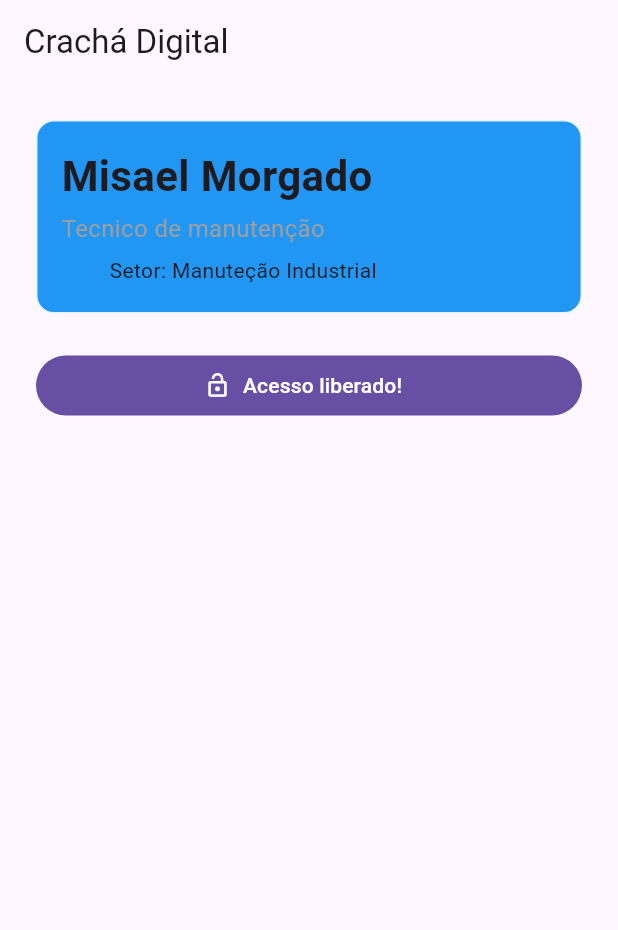
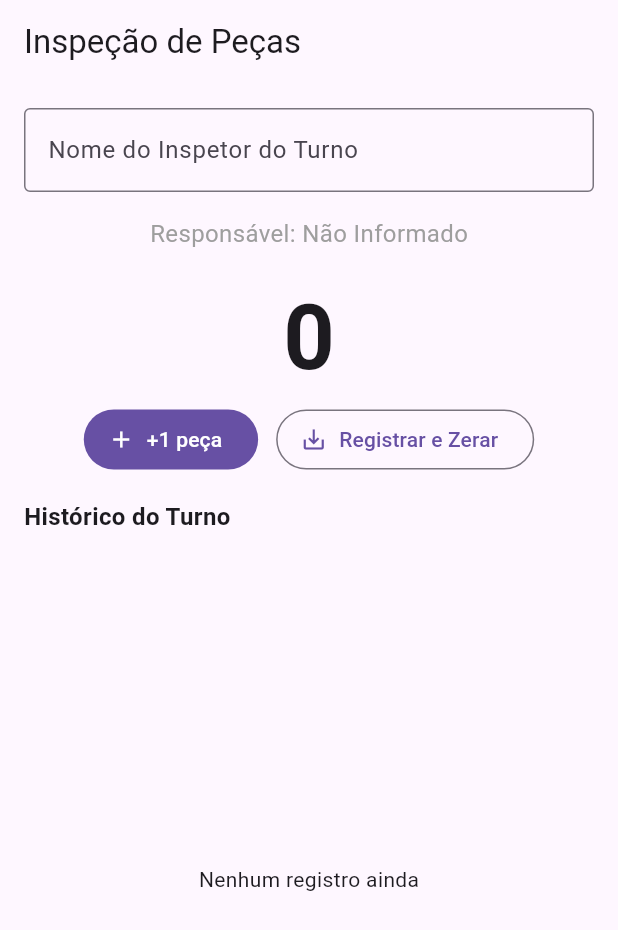
Before and after one commit to MisaelBM/projeto_cracha, a Flutter app: the screen it shows after launch, on a phone screen of 412 x 824 dp. Shown: the top 930 px of the screen. Run offline on Flutter 3.47's test engine with Material 3 defaults, Android fonts, the light colour scheme and no system bars.

Commit message:
att de contador de inspeção

```diff
--- a/lib/main.dart
+++ b/lib/main.dart
@@ -1,124 +1,177 @@
 import 'package:flutter/material.dart';
-// Importa o pacote do Flutter que traz os widgets:
-// MaterialApp, Scaffold, AppBar, Text e entre outros.
-// Sem esse import nenhum desses widgets existirá no arquivo.
 
-void main(){
-  // Ponto de Entrada do programa dart (primeira função a ser sexecutada) quando o app roda
-  runApp(const CrachaApp());
-  // runAPP liga o motor do Flutter para entregar o widget raíz (CrachaApp) que será desenhado na tela.
-  // O Const especifica que o widget pode ser construido em tempo de compilação.
+void main() {
+  runApp(const ContadorApp());
 }
-class CrachaApp extends StatelessWidget{
-  // Extends Statelesswidget signifca que a classe herda o comportamento de um widget 'sem memória'.
-  // Ele desce a tela, mas não guarda nehum dado que muda sozinho, porque nome ou cargo são fixos durante o uso do app.
-  const CrachaApp({super.key});
-  // Construtor da Classe. 'super.key' repassa o parâmetro key para a classe pai para identificar o widget dentro da árvore.
-  // Exemplo: Imagine que você tem uma lista de tarefas na tela do celular e decide apagar a primeira tarefa.
-  // Como o Flutter sabe qual tarefa ele deve destruir e quais manter? Ele sabe porque cada widget tem uma 'key que é única'
+
+class ContadorApp extends StatelessWidget {
+  // Essa classe é só uma casca de configuração do app
+  // Ela não guarda nenhum dado
+  const ContadorApp({super.key});
+
   @override
-  // Avisa ao compiulador: este método já existe na classe pai.
-  // (StatellessWidget) e estou reescrevendo o comportamento dele.
   Widget build(BuildContext context) {
-    // build() é o méotod obrigatório chamado pelo Flutter para desenhar a interface.
-    // Recebe um BuildContex (o 'endereço' deste widget na árvore e deve retornar o widget pronto).
+    // Monta e devolve a configuração geral do App
     return MaterialApp(
-      // Wdiget raíz que congiura o aplicativo inteiro! tema, título, tela inicial, e o visual.
       debugShowCheckedModeBanner: false,
-      // Remove a faixa vermleha 'DEBUG' do canto da tela - só estética.
-      title: 'Crachá Digital',
-      // Título interno do APP, não aparece na tela.
-      home: Scaffold(
-        // Home define a tela real do app. Scaffold cria o esqueleto padrão, que já reserva espaço para AppBar e corpo, por exemplo.
+      title: "Contador de inspeção",
+      // Titulo interno do app
+      home: const TelaContador(),
+      // A tela inicial do app é o Widget TelaContador, definido logo abaixo.
+    );
+  }
+}
+
+class TelaContador extends StatefulWidget {
+  // Isso é novo em relação ao projeto (Crachá)
+  // Agora, a tela precisa lembrar de dados que mudam
+  // a contagem, o nome digitado, o histórico. Esta classe ainda não está guardando nada sozinha, mas ela já declara que existe um state associado a ela.
+  const TelaContador({super.key});
+
+  @override
+  State<TelaContador> createState() => _TelaContadorState();
+  // createState é o método que o Flutter chama para criar o objeto de estado ligado a este widget.
+
+}
+
+class _TelaContadorState extends State<TelaContador>{
+  // Esta é a classe que efetivamente guarda os dados que podem mudar durante o uso do app. Funciona como um cofre que entre um reconstrução e outra das tela.
+  int _pecasAprovadas = 0;
+  // Variável que guarda a contagem atual de peças aprovadas
+  final _nomeController = TextEditingController();
+  // TextEditingController é a ponte entre o que aparece na tela e o nosso código dart. Guarda o texto digitado e o permite lê-lo a qualquer momento em "nomeController.text". O final é pq o Controller em si nunca muda, quem muda é o texto dentro dele.
+  final List<String>_resgistros = [];
+  // Lista vazia de textos que vai guardar o histórico de registros de inspeção fechados no turno.
+  void _aprovarPeca() {
+    // Funçao chamada toda vez que o botão "+1 peça" é tocado pelo usuário
+    setState(() {
+      // Sempre que um dado do state muda, esta alteração precisa ocorrer dentro do SetState para que o Flutter saiba que precisa redesenhar a tela com o novo valor.
+      _pecasAprovadas ++;
+      // Incrementa a contagem de peças em 1 unidade.
+
+    });
+  }
+
+  void _registrarEZerar() {
+    // Funçar chamada quendo o botão "registrar e zerar" é tocado pelo usuário
+    final nome = _nomeController.text.trim().isEmpty ? "Sem nome" : _nomeController.text.trim();
+    // Operador ternário (condição ? valorVerdadeiro : valorFalso)
+    //.trim remove espaços em branco do texto
+    // Se, depois disso, o texto estiver vazio, usamos "não informado"; senão, usamos o nome digitado.
+    setState(() {
+      // Denovo , toda mudança do State entra no Set State
+      _resgistros.add('$nome - $_pecasAprovadas peça(s)');
+      // Monta um texto combinando o nome e a contagem atual
+      _pecasAprovadas = 0;
+      // Zera o contador, para o inspetor começa a contar o próximo lote de pecas;
+    });
+  }
+
+  @override
+  void dispose() {
+    // Dispose é chamado pelo flutetr quando a tela é removida quando a tela removida da árvore de widgets, ou seja, quando o usuário sai da tela
+    _nomeController.dispose();
+    // Libera os recursos do recurso (evita deixar memória alocada / em uso)
+    super.dispose();
+    // Chama a implementação original / nativa do sispose da classe pai. Deve ser a sempre última linha da função dispose, para garantir que tudo seja limpo corretamente
+  }
+
+  @override
+  Widget build(BuildContext context) {
+    // Monta e desenvolve a árvore de widgets que representa a tela no estado ATUAL (com os valores atuais de _pecasAprovadas, nomeController.text e _registros)
+    return Scaffold(
+      // Esqueleto padrão de uma tela do Flutter
       appBar: AppBar(
-          // Região Fixa no topo da tela.
-          title: const Text('Crachá Digital'),
-          // Texto exibido dentro da AppBar, cosnt porque nunca vai mudar.
-          // Então Flutter pode reaproveitar esse widget sem criar o título a cada 'redesenho'.
+        title: Text("Inspeção de Peças")
+        // Título fixo da barra do topo da tela
       ),
       body: Padding(
-          // Body é a região principal da página, abaixo de AppBar.
-          // Padding cria espaço interno ao redor do seu conteúdo.
-          padding: const EdgeInsets.all(24),
-          // 24 Pixels de 'respiro' nos 4 lados, entre a borda da tela e o conteúdo.
+        // Corpo da tela com espaçamento interno ao redor de todo o elemento
+        padding: const EdgeInsets.all(16.0),
         child: Column(
-            // Column empilha seus filhos verticalmente. primeiro o cartão do crachá, depois o botão.
-            crossAxisAlignment: CrossAxisAlignment.stretch,
-            // Controla o eixo da coluna horizontal. 'Stretch' faz cada filho ocupar toda a largura disponivel.
-            //É por isso que o cartão e o botão vão preencher a largura da tela, em vez de ficarem do tamanho especifico de seu conteudo.
+          // Organiza todo o conteúdo da tela verticalmente
           children: [
-              // Aqui faremos a lista de filhos da coluna
-              Container(
-                // Container é a "caixa" que dará a aparencia de cartão ao conjunto de textos
-                padding: const EdgeInsets.all(16),
-                //Espaco interno do container. distancia entre a borda do cartao e o conteudo dentro
-                decoration: BoxDecoration(
-                  // Cuida da aparencia da caixa
-                  color: Colors.blue,
-                  // Pinta o fundo do conteiner
-                  borderRadius: BorderRadius.circular(12),
-                  // Arredonda os 4 cantos do container com um raio de 12 pixels
-                  border: Border.all(color: Colors.blue.shade50),
-                  //Desenha um contorno fino ao redor do conteiner
+            TextField(
+              // Campo de texto onde o inspetor digita o nome dele
+              controller: _nomeController,
+              // Liga este compo ao controller declarado anteriormente, é assim que conseguimos ler o texto digitado
+              decoration: const InputDecoration(
+                labelText: "Nome do Inspetor do Turno",
+                border: OutlineInputBorder(),
+                // Desenha um controno ao redor da caixa de texto
               ),
-                child: const Column(
-                  // O container tmb so aceita um filho - aqui, uma column propia, local a este cartao
-                  // Const pq nada aqui dentro vai mudar em tempo de execucao
-                  crossAxisAlignment: CrossAxisAlignment.start,
-                  //dentro do cartao, o alinhamento a esquerda - uma column diferente pode ter configuracao diferente da colunm externa
+              onChanged: (text) {
+                // onChanged é chamado pelo Flutter toda vez que o usuário digita ou apagua um caracter.
+                setState(() {
+                  // Chamamos o setState com um bloco vazio só para forçar a tela a se redezenhar. O dado em si só não mudoum só foi atualizado pelo controller, só precisamos avisar o Flutter para reler esse valor no Text logo abaixo.
+
+                });
+              },
+            ),
+            const SizedBox(height: 16),
+            // Espaço vertical entre o compo de texto e a linha de responsável
+
+            Text(
+              _nomeController.text.trim().isEmpty ? "Responsável: Não Informado" : "Responsável: ${_nomeController.text.trim()}",
+              // Se o compo ainda está vazio, mostramos um aviso, senão mostramos o nome digitado - interpolado dentro do texto com ${}.
+              style: const TextStyle(fontSize: 16, color: Colors.grey),
+            ),
+
+            const SizedBox(height: 16),
+
+            Text(
+              '$_pecasAprovadas',
+              style: const TextStyle(fontSize: 60, fontWeight: FontWeight.bold),
+              // Fonte bem grande e em negrita, para destacar o texto
+            ),
+
+            Row(
+              // Linha horizontal com dois botões
+              mainAxisAlignment: MainAxisAlignment.center,
+              // Centraliza os botões no eixo principal da Row (horizontal)
               children: [
-                    //Faremos a lista de filhos da coluna
-                    Text('Misael Morgado', style: TextStyle(
-                      fontSize: 28,
-                      // tamanho da fonte em pixels - bem grande
-                      fontWeight: FontWeight.bold,
+                FilledButton.icon(
+                  // Este é um estilo de botão já preenchido, será aprovado para aprovar a peça
+                  onPressed: _aprovarPeca,
+                  // Quando tocado o botão chama a função AprovarPeca, essa é uma forma curta/abreviada de escrever: onPressed: (){_aprovarPeca();}
+                  icon: const Icon(Icons.add),
+                  label: const Text("+1 peça")
+                ),
+                const SizedBox(width: 12),
+
+                OutlinedButton.icon(
+                  onPressed: _registrarEZerar,
+                  icon: const Icon(Icons.save_alt),
+                  label: const Text("Registrar e Zerar"),
+                ),
+              ],
+            ),
+            const SizedBox(height: 16),
+            const Align(
+              alignment: Alignment.centerLeft,
+              child: Text(
+                "Histórico do Turno",
+                style: TextStyle(fontSize: 16, fontWeight: FontWeight.bold),
               ),
             ),
-                    SizedBox(height: 4),
-                    //Widget invisivel que adiciona um espaco vertical de 4 pixels entre nome e o cargo
-                    Text('Tecnico de manutenção',
-                      style: TextStyle(fontSize: 16, color: Colors.grey),
-                    ),
-                    SizedBox(height: 4),
-                    //Widget invisivel que adiciona um espaco vertical de 4 pixels entre cargo e o resto da column
-                    Row(
-                      //Row organiza seus filhos lado a lado, nahorizontal, difrente da column
-                      children: [
-                        Icon(Icons.factory, color: Colors.blue),
-                        //icon e apenas um desenho vetorial da biblioteca material
-                        //puramente visual. Aqui um icone da frabica
-                        SizedBox(width: 8),
-                        //Dentro da row, sizedbox(width:) cria um espaço horizontal entre o icone e o texto
-                        Text('Setor: Manuteção Industrial'),
-                        //Texto final da row
-                      ],
-                    )
-                  ],
-                )
-              ),
-              const SizedBox(height: 24),
-              //Espaço vertical entre o cartão e o botão
-              FilledButton.icon(
-                //Tipo de botão que já etá preenchido icone + texto, lado a lado sem precisar montar uma row manual para ele
-                onPressed: (){
-                  //Ação de callback executada toda vez que o botão é tocado
-                  //Aqui usamos uma função anônima
-                  ScaffoldMessenger.of(context).showSnackBar(
-                    // Context é o endereço deste widget denro da arvore
-                    //.showSnackBar pede para esse scarffold exibir um aviso
-                    const SnackBar(
-                      //Snackbar é o aviso que desliza na parte inferior, mostra a mensagem por alguns segundos
-                      content: Text('Acesso Liberado!')
+            const SizedBox(height: 8),
+            Expanded(
+              child: _resgistros.isEmpty
+                  ? const Center(child: Text("Nenhum registro ainda"))
+                  : ListView.builder(
+                      itemCount: _resgistros.length,
+                      itemBuilder: (context, index) {
+                        return Card(
+                          child: ListTile(
+                            leading: const Icon(Icons.history),
+                            title: Text(_resgistros[index]),
                           ),
                         );
                       },
-                icon: const Icon(Icons.lock_open),
-                // Icone exibido á esquerda do texto do botão, neste caso, um cadeado
-                label: Text('Acesso liberado!')
-              )
+                    ),
+            ),
           ],
-          )
-        )
+        ),
       ),
     );
   }
```
Lines whose indentation alone changed are shown as unchanged.
